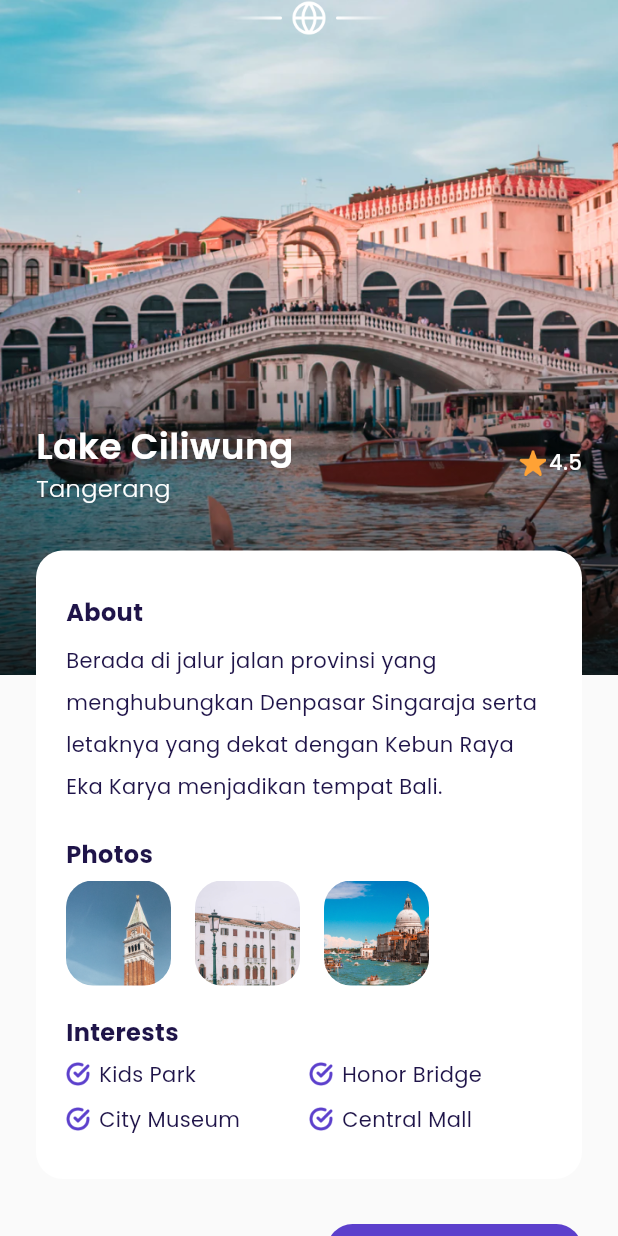
After one commit to petelpop/FlyBook, a Flutter app: the MainPage screen opened by its route, after a tap on "4.8", on a phone screen of 412 x 824 dp. The commit adds this screen. Run offline on Flutter 3.47's test engine with Material 3 defaults, Android fonts, the phone set to English and light mode, and no system bars; our stand-ins replace google_fonts; missing offline and left inert: dart:ffi.

Commit message:
create detail page, create interest item reusable widget, create photo item reusable widget

```diff
--- a/lib/main.dart
+++ b/lib/main.dart
@@ -1,4 +1,5 @@
 import 'package:airplane/views/pages/bonus_page.dart';
+import 'package:airplane/views/pages/detail_page.dart';
 import 'package:airplane/views/pages/get_started_page.dart';
 import 'package:airplane/views/pages/main_page.dart';
 import 'package:airplane/views/pages/sign_up_page.dart';
@@ -20,7 +21,8 @@ class MyApp extends StatelessWidget {
         GetStartedPage.routeName: (context) => GetStartedPage(),
         SignUpPage.routeName:(context) => SignUpPage(),
         BonusPage.routeName:(context) => BonusPage(),
-        MainPage.routeName:(context) => MainPage()
+        MainPage.routeName:(context) => MainPage(),
+        DetailPage.routeName:(context) => DetailPage()
       },
     );
   }
--- /dev/null
+++ b/lib/views/pages/detail_page.dart
@@ -0,0 +1,227 @@
+import 'dart:isolate';
+
+import 'package:airplane/shared/assets.dart';
+import 'package:airplane/shared/theme.dart';
+import 'package:airplane/views/widgets/custom_button.dart';
+import 'package:airplane/views/widgets/interest_item.dart';
+import 'package:airplane/views/widgets/photo_item.dart';
+import 'package:flutter/material.dart';
+
+class DetailPage extends StatelessWidget {
+  static const String routeName = 'detail-page';
+  const DetailPage({super.key});
+
+  @override
+  Widget build(BuildContext context) {
+    return Scaffold(
+      backgroundColor: kBackgroundColor,
+      body: SingleChildScrollView(
+        child: Stack(
+          children: [
+            Container(
+              width: double.infinity,
+              height: 450,
+              decoration: BoxDecoration(
+                  image: DecorationImage(
+                      fit: BoxFit.cover,
+                      image: AssetImage(Assets.imgDestination1))),
+            ),
+            Container(
+              margin: EdgeInsets.only(top: 236),
+              height: 214,
+              width: double.infinity,
+              decoration: BoxDecoration(
+                  gradient: LinearGradient(
+                      begin: Alignment.topCenter,
+                      end: Alignment.bottomCenter,
+                      colors: [
+                    kTransparentColor.withOpacity(0),
+                    Colors.black.withOpacity(0.8)
+                  ])),
+            ),
+            Container(
+              margin: EdgeInsets.symmetric(horizontal: defaultMargin),
+              child: Column(
+                children: [
+                  /// EMBLEM
+                  Container(
+                    width: double.infinity,
+                    height: 24,
+                    decoration: BoxDecoration(
+                        image:
+                            DecorationImage(image: AssetImage(Assets.icEmblem))),
+                  ),
+
+                  ///TITLE
+                  Container(
+                    margin: EdgeInsets.only(top: 256),
+                    child: Row(
+                      children: [
+                      Expanded(
+                        child: Column(
+                          crossAxisAlignment: CrossAxisAlignment.start,
+                          children: [
+                            Text(
+                              'Lake Ciliwung',
+                              overflow: TextOverflow.ellipsis,
+                              style: whiteTextStyle.copyWith(
+                                fontSize: 24,
+                                fontWeight: semiBold,
+                              ),
+                              ),
+                              Text(
+                                'Tangerang',
+                                style: whiteTextStyle.copyWith(
+                                  fontSize: 16,
+                                  fontWeight: light
+                                ),
+                              )
+                            ],
+                        ),
+                      ),
+                      Row(
+                      mainAxisAlignment: MainAxisAlignment.center,
+                      crossAxisAlignment: CrossAxisAlignment.center,
+                      children: [
+                        Container(
+                          width: 18,
+                          height: 18,
+                          margin: EdgeInsets.only(right: 2),
+                          decoration: BoxDecoration(
+                              image: DecorationImage(
+                                  image: AssetImage(Assets.icStar))),
+                        ),
+                        Text(
+                          '4.5',
+                          style: whiteTextStyle.copyWith(fontWeight: medium),
+                        ),
+                      ],
+                    ),
+                    ],
+                    ),
+                  ),
+
+                  /// Description
+                  Container(
+                    width: double.infinity,
+                    margin: EdgeInsets.only(top: 30),
+                    padding: EdgeInsets.symmetric(horizontal: 20, vertical: 30),
+                    decoration: BoxDecoration(
+                      color: kWhiteColor,
+                      borderRadius: BorderRadius.circular(18),
+                    ),
+                    child: Column(
+                      crossAxisAlignment: CrossAxisAlignment.start,
+                      children: [
+                        ///About
+                        Text(
+                          'About',
+                          style: blackTextStyle.copyWith(
+                            fontSize: 16,
+                            fontWeight: bold
+                          ),
+                        ),
+                        SizedBox(height: 6),
+                        Text(
+                          'Berada di jalur jalan provinsi yang menghubungkan Denpasar Singaraja serta letaknya yang dekat dengan Kebun Raya Eka Karya menjadikan tempat Bali.',
+                          style: blackTextStyle.copyWith(
+                            height: 2
+                          ),
+                        ),
+
+                        ///PHOTOS
+                        SizedBox(
+                          height: 20,
+                        ),
+                        Text(
+                          'Photos',
+                          style: blackTextStyle.copyWith(
+                            fontSize: 16,
+                            fontWeight: bold
+                          ),
+                        ),
+                        SizedBox(height: 6,),
+                        Row(
+                          children: [
+                          PhotoItem(img: Assets.imgPhoto1),
+                          PhotoItem(img: Assets.imgPhoto2),
+                          PhotoItem(img: Assets.imgPhoto3),
+                          ],
+                        ),
+                        ///INTERESTS
+                        SizedBox(
+                          height: 20,
+                        ),
+                        Text(
+                          'Interests',
+                          style: blackTextStyle.copyWith(
+                            fontSize: 16,
+                            fontWeight: bold
+                          ),
+                        ),
+                        SizedBox(height: 6,),
+                        Row(
+                          children: [
+                            InterestItem(text: 'Kids Park'),
+                            InterestItem(text: 'Honor Bridge'),
+                          ],
+                        ),
+                        SizedBox(height: 10,),
+                        Row(
+                          children: [
+                            InterestItem(text: 'City Museum',),
+                            InterestItem(text: 'Central Mall',),
+                          ],
+                        )
+                      ],
+                    ),
+                  ),
+
+                  ///PRICE & BOOK BUTTON
+                  Container(
+                    width: double.infinity,
+                    margin: EdgeInsets.symmetric(vertical: 30),
+                    child: Row(
+                      children: [
+                        Expanded(
+                          child: Column(
+                            crossAxisAlignment: CrossAxisAlignment.start,
+                            children: [
+                              Text(
+                                'IDR 2.500.000',
+                                style: blackTextStyle.copyWith(
+                                  fontSize: 18,
+                                  fontWeight: semiBold
+                                ),
+                              ),
+                              SizedBox(height: 5,),
+                              Text(
+                                'per orang',
+                                style: greyTextStyle.copyWith(
+                                  fontWeight: light
+                                ),
+                              )
+                            ],
+                          ),
+                        ),
+
+                        ///BOOK BUTTON
+                        CustomButton(
+                          text: 'Book Now',
+                          onTap: (){
+
+                          },
+                          width: 170,)
+                      ],
+                    ),
+
+                  )
+                ],
+              ),
+            ),
+          ],
+        ),
+      ),
+    );
+  }
+}
--- a/lib/views/pages/home_page.dart
+++ b/lib/views/pages/home_page.dart
@@ -91,7 +91,7 @@ class HomePage extends StatelessWidget {
         ),
         Container(
           margin: EdgeInsets.only(
-              top: 30, left: defaultMargin, right: defaultMargin),
+              top: 30, left: defaultMargin, right: defaultMargin, bottom: 100),
           child: Column(
             crossAxisAlignment: CrossAxisAlignment.start,
             children: [
@@ -103,24 +103,28 @@ class HomePage extends StatelessWidget {
                   DestinationTile(
                   name: 'Danau Beratan',
                   city: "Singaraja",
-                  img: Assets.imgDestination6),
+                  img: Assets.imgDestination6,
+                  rating: 4.5,),
                   DestinationTile(
                   name: 'Sydney Opera',
                   city: "Australia",
-                  img: Assets.imgDestination7),
+                  img: Assets.imgDestination7,
+                  rating: 4.7,),
                   DestinationTile(
                   name: 'Roma',
                   city: "Italy",
-                  img: Assets.imgDestination8),
+                  img: Assets.imgDestination8,
+                  rating: 4.8,),
                   DestinationTile(
                   name: 'Payung Teduh',
                   city: "Singapore",
-                  img: Assets.imgDestination9),
+                  img: Assets.imgDestination9,
+                  rating: 4.5,),
                   DestinationTile(
                   name: 'Hill Hey',
                   city: "Monaco",
-                  img: Assets.imgDestination10),
-                  SizedBox(height: 110,)
+                  img: Assets.imgDestination10,
+                  rating: 4.7,),
             ],
           ),
         )
--- a/lib/views/widgets/destination_card.dart
+++ b/lib/views/widgets/destination_card.dart
@@ -1,5 +1,6 @@
 import 'package:airplane/shared/assets.dart';
 import 'package:airplane/shared/theme.dart';
+import 'package:airplane/views/pages/detail_page.dart';
 import 'package:flutter/material.dart';
 
 class DestinationCard extends StatelessWidget {
@@ -16,7 +17,11 @@ class DestinationCard extends StatelessWidget {
 
   @override
   Widget build(BuildContext context) {
-    return Container(
+    return GestureDetector(
+      onTap: () {
+        Navigator.pushNamed(context, DetailPage.routeName);
+      },
+      child: Container(
         width: 200,
         height: 323,
         margin: EdgeInsets.only(left: defaultMargin),
@@ -86,6 +91,7 @@ class DestinationCard extends StatelessWidget {
             ),
           ],
         ),
+      ),
     );
   }
 }
--- /dev/null
+++ b/lib/views/widgets/interest_item.dart
@@ -0,0 +1,30 @@
+import 'package:airplane/shared/assets.dart';
+import 'package:airplane/shared/theme.dart';
+import 'package:flutter/material.dart';
+
+class InterestItem extends StatelessWidget {
+  final String text;
+  const InterestItem({super.key, required this.text});
+
+  @override
+  Widget build(BuildContext context) {
+    return Expanded(
+      child: Row(
+        children: [
+          Container(
+            width: 16,
+            height: 16,
+            margin: EdgeInsets.only(right: 6),
+            decoration: BoxDecoration(
+                image: DecorationImage(
+                    fit: BoxFit.cover, image: AssetImage(Assets.icCheck))),
+          ),
+          Text(
+            text,
+            style: blackTextStyle,
+          )
+        ],
+      ),
+    );
+  }
+}
--- /dev/null
+++ b/lib/views/widgets/photo_item.dart
@@ -0,0 +1,21 @@
+import 'package:flutter/material.dart';
+
+class PhotoItem extends StatelessWidget {
+  final String img;
+  const PhotoItem({super.key, required this.img});
+
+  @override
+  Widget build(BuildContext context) {
+    return Container(
+                          width: 70,
+                          height: 70,
+                          margin: EdgeInsets.only(right: 16),
+                          decoration: BoxDecoration(
+                            borderRadius: BorderRadius.circular(18),
+                            image: DecorationImage(
+                              fit: BoxFit.cover,
+                              image: AssetImage(img))
+                          ),
+                        );
+  }
+}
```
Lines whose indentation alone changed are shown as unchanged.
